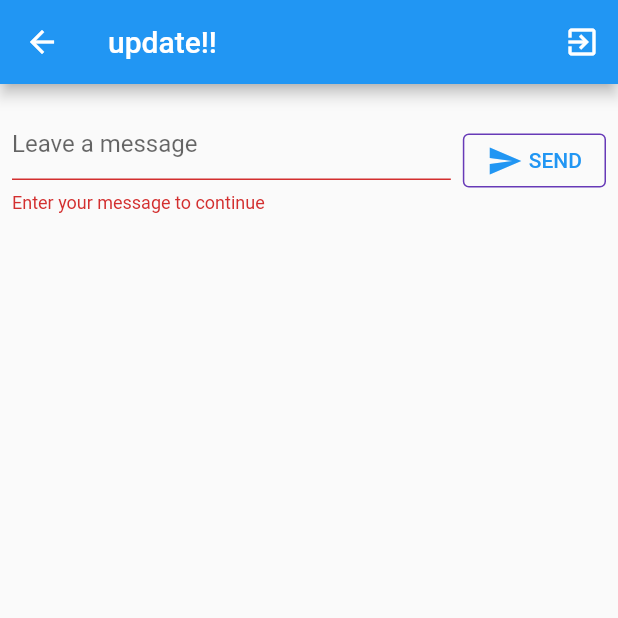
After one commit to HyeunKim/2022_flutter_hyeeun_final, a Flutter app: the UpdatePage screen opened by its route, after a tap on "SEND", on a phone screen of 412 x 824 dp, the top half of it. The commit adds this screen. Run offline on Flutter 3.47's test engine with Material 2 defaults, Android fonts, the phone set to English and light mode, and no system bars; our stand-ins replace cloud_firestore, firebase_auth, firebase_core, google_sign_in; missing offline and left inert: firebase_ui_auth; accounts and stored records are empty; network calls fail.

Commit message:
update 하는 중.. not yet..

```diff
--- a/lib/app.dart
+++ b/lib/app.dart
@@ -5,6 +5,7 @@ import 'email_loginPage.dart';
 import 'home.dart';
 import 'login.dart';
 import 'profile.dart';
+import 'update.dart';
 
 class App extends StatelessWidget {
   const App({super.key});
@@ -27,6 +28,10 @@ class App extends StatelessWidget {
           // return ProfilePage(providers: [], actions: [],);
           return AddPage();
         }),
+        '/update': ((context) {
+          // return ProfilePage(providers: [], actions: [],);
+          return UpdatePage();
+        }),
         '/forgot-password': ((context) {
           final arguments = ModalRoute.of(context)?.settings.arguments
           as Map<String, dynamic>?;
--- a/lib/home.dart
+++ b/lib/home.dart
@@ -147,7 +147,7 @@ class ApplicationState extends ChangeNotifier {
     });
 
     FirebaseAuth.instance.userChanges().listen((user) {
-      print(user);
+      // print(user);
       if (user != null) {
         _loggedIn = true;
         _guestBookSubscription = FirebaseFirestore.instance
@@ -209,6 +209,58 @@ class ApplicationState extends ChangeNotifier {
       'userId': FirebaseAuth.instance.currentUser!.uid,
     });
   }
+
+  Future<void> updateMessageToGuestBook(String message) {
+    if (!_loggedIn) {
+      throw Exception('Must be logged in ');
+    }
+
+    // var id = message.
+    //     FirebaseFirestore.instance.collection('guestbook').doc(message).id;
+
+    return FirebaseFirestore.instance
+        .collection('guestbook')
+        .doc()
+        .update(<String, dynamic>{
+      'text': message,
+      'timestamp': DateTime.now().millisecondsSinceEpoch,
+      'name': FirebaseAuth.instance.currentUser!.displayName ==null? 'anoy' : FirebaseAuth.instance.currentUser!.displayName,
+      'userId': FirebaseAuth.instance.currentUser!.uid,
+    });
+
+    // var id = FirebaseFirestore.instance.collection('guestbook').doc(message).id;
+    //
+    // // print(id);
+    //
+    // return FirebaseFirestore.instance
+    //     .collection('guestbook')
+    //     .doc(id)
+    //     .update(<String, dynamic>{
+    //   'text': message,
+    //   'timestamp': DateTime.now().millisecondsSinceEpoch,
+    // });
+
+    // CollectionReference guestbook = FirebaseFirestore.instance.collection('guestbook');
+    // return guestbook
+    //     .doc(update)
+    //     .update({
+    //   'text': message,
+    // });
+
+    // return FirebaseFirestore.instance.collection('guestbook').doc(message.id)
+    //     .update({
+    //   'text': message,
+    // });
+    //
+    //   FirebaseFirestore.instance
+    //     .collection('guestbook')
+    //     .update({
+    //   'text': message,
+    //   // 'timestamp': DateTime.now().millisecondsSinceEpoch,
+    //   // 'name': FirebaseAuth.instance.currentUser!.displayName ==null? 'anoy' : FirebaseAuth.instance.currentUser!.displayName,
+    //   // 'userId': FirebaseAuth.instance.currentUser!.uid,
+    // });
+  }
 }
 
 class GuestBookMessage {
@@ -259,6 +311,21 @@ class _GuestBookState extends State<GuestBook> {
                 ),
               ),
               if(message.userId == user_id)
+                Row(
+                  children: [
+                    IconButton(
+                        onPressed: (){
+                          Navigator.pushNamed(context, '/update');
+                          // CollectionReference guestbook = FirebaseFirestore.instance.collection('guestbook');
+                          //
+                          // guestbook
+                          //     .doc(message.id)
+                          //     .update({
+                          // 'text': message,
+                          // });
+                        },
+                        icon: Icon(Icons.edit)
+                    ),
                     IconButton(
                         onPressed: (){
                           CollectionReference guestbook = FirebaseFirestore.instance.collection('guestbook');
@@ -268,7 +335,11 @@ class _GuestBookState extends State<GuestBook> {
                               .delete();
                         },
                         icon: Icon(Icons.delete_outline)
+
                     ),
+                  ],
+                ),
+
             ],
           ),
         const SizedBox(height: 8),
@@ -321,6 +392,72 @@ class _GuestBookState2 extends State<GuestBook2> {
                   onPressed: () async {
                     if (_formKey.currentState!.validate()) {
                       await widget.addMessage(_controller.text);
+                      _controller.clear();
+                    }
+                  },
+                  child: Row(
+                    children: const [
+                      Icon(Icons.send),
+                      SizedBox(width: 4),
+                      Text('SEND'),
+                    ],
+                  ),
+                ),
+              ],
+            ),
+          ),
+        ),
+        const SizedBox(height: 8),
+
+      ],
+    );
+  }
+}
+
+class GuestBook3 extends StatefulWidget {
+  const GuestBook3({super.key, required this.updateMessage});
+  final FutureOr<void> Function(String message) updateMessage;
+
+  @override
+  _GuestBookState3 createState() => _GuestBookState3();
+}
+
+class _GuestBookState3 extends State<GuestBook3> {
+  final _formKey = GlobalKey<FormState>(debugLabel: '_GuestBookState3');
+  final _controller = TextEditingController();
+
+  final user_id = FirebaseAuth.instance.currentUser?.uid;
+
+  @override
+  Widget build(BuildContext context) {
+    return Column(
+      crossAxisAlignment: CrossAxisAlignment.start,
+      children: [
+        Padding(
+          padding: const EdgeInsets.all(8.0),
+          child: Form(
+            key: _formKey,
+            child: Row(
+              children: [
+                Expanded(
+                  child: TextFormField(
+                    controller: _controller,
+                    decoration: const InputDecoration(
+                      hintText: 'Leave a message',
+                    ),
+                    validator: (value) {
+                      if (value == null || value.isEmpty) {
+                        return 'Enter your message to continue';
+                      }
+                      return null;
+                    },
+                  ),
+                ),
+                const SizedBox(width: 8),
+                StyledButton(
+                  onPressed: () async {
+                    if (_formKey.currentState!.validate()) {
+                      await widget.updateMessage(_controller.text);
                       _controller.clear();
                     }
                   },
--- a/lib/login.dart
+++ b/lib/login.dart
@@ -39,7 +39,7 @@ class LoginPage extends StatelessWidget {
               onPressed: () async {
                 await signInWithGoogle();
                 if (FirebaseAuth.instance.currentUser != null) {
-                  print(FirebaseAuth.instance.currentUser?.uid);
+                  // print(FirebaseAuth.instance.currentUser?.uid);
                   // Navigator.pushNamed(context, '/');
                   Navigator.pop(context);
                 }
@@ -55,7 +55,7 @@ class LoginPage extends StatelessWidget {
               onPressed: () async {
                 await FirebaseAuth.instance.signInAnonymously();
                 if (FirebaseAuth.instance.currentUser != null) {
-                  print(FirebaseAuth.instance.currentUser?.uid);
+                  // print(FirebaseAuth.instance.currentUser?.uid);
                   // Navigator.pushNamed(context, '/');
                   Navigator.pop(context);
                 }
--- /dev/null
+++ b/lib/update.dart
@@ -0,0 +1,110 @@
+import 'package:firebase_auth/firebase_auth.dart';
+import 'package:firebase_ui_auth/firebase_ui_auth.dart';
+import 'package:flutter/material.dart';
+import 'package:provider/provider.dart';
+
+import 'home.dart';
+
+class UpdatePage extends StatelessWidget {
+  // const ProfilePage({required List providers, required List<SignedOutAction> actions});
+  const UpdatePage();
+
+  @override
+  Widget build(BuildContext context) {
+    // TODO: Return an AsymmetricView (104)
+    // TODO: Pass Category variable to AsymmetricView (104)
+    return Scaffold(
+      appBar: AppBar(
+        // leading: IconButton(
+        //   icon: const Icon(
+        //     Icons.person,
+        //     semanticLabel: 'person',
+        //   ),
+        //   onPressed: () {
+        //     print('person button');
+        //   },
+        // ),
+        title: const Text('update!!'),
+        actions: <Widget>[
+          IconButton(
+            icon: const Icon(
+              Icons.exit_to_app,
+              semanticLabel: 'logout',
+            ),
+            onPressed: () async {
+              await FirebaseAuth.instance.signOut();
+              if (FirebaseAuth.instance.currentUser == null) {
+                Navigator.pushNamed(context, '/sign-in');
+              }
+              // Navigator.pushNamed(context, '/sign-in');
+              // print('logout button');
+            },
+          ),
+        ],
+      ),
+      body: ListView(
+        children: <Widget>[
+          // Image.asset('assets/codelab.png'),
+          const SizedBox(height: 8),
+          // const IconAndDetail(Icons.calendar_today, 'October 30'),
+          // const IconAndDetail(Icons.location_city, 'San Francisco'),
+          // Consumer<ApplicationState>(
+          //   builder: (context, appState, _) => AuthFunc(
+          //       loggedIn: appState.loggedIn,
+          //       signOut: () {
+          //         FirebaseAuth.instance.signOut();
+          //       }),
+          // ),
+          // const Divider(
+          //   height: 8,
+          //   thickness: 1,
+          //   indent: 8,
+          //   endIndent: 8,
+          //   color: Colors.grey,
+          // ),
+          // const Header("What we'll be doing"),
+          // const Paragraph(
+          //   'Join us for a day full of Firebase Workshops and Pizza!',
+          // ),
+          Consumer<ApplicationState>(
+            builder: (context, appState, _) => Column(
+              crossAxisAlignment: CrossAxisAlignment.start,
+              children: [
+                // if (appState.attendees >= 2)
+                //   Paragraph('${appState.attendees} people going')
+                // else if (appState.attendees == 1)
+                //   const Paragraph('1 person going')
+                // else
+                //   const Paragraph('No one going'),
+                if (appState.loggedIn) ...[
+                  // YesNoSelection(
+                  //   state: appState.attending,
+                  //   onSelection: (attending) => appState.attending = attending,
+                  // ),
+                  GuestBook3(
+                    updateMessage: (newMessage) =>
+                        appState.updateMessageToGuestBook(newMessage),
+                  ),
+                ],
+              ],
+            ),
+          ),
+        ],
+      ),
+    );
+  }
+
+// @override
+// Widget build(BuildContext context) {
+//   return ProfileScreen(
+//     providers: [],
+//     actions: [
+//       SignedOutAction(
+//         ((context) {
+//           Navigator.of(context).pushReplacementNamed('/home');
+//         }),
+//       ),
+//     ],
+//   );
+// }
+}
```
Lines whose indentation alone changed are shown as unchanged.
